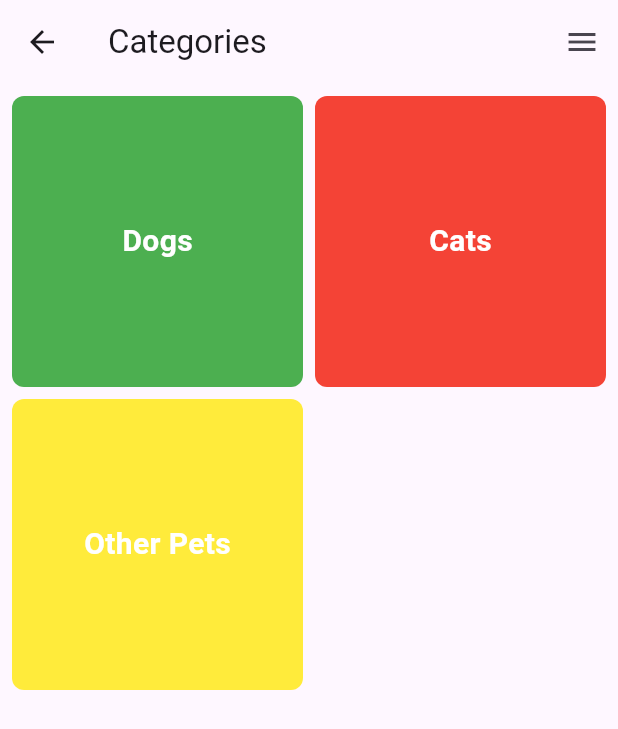
After one commit to UsmonovaZulfiya/Meraki_JSE, a Flutter app: the MainScreen screen opened by its route, on a phone screen of 412 x 824 dp. The commit adds this screen. Shown: the top 729 px of the screen. Run offline on Flutter 3.47's test engine with Material 3 defaults, Android fonts, the phone set to English and light mode, and no system bars; our stand-ins replace cloud_firestore, firebase_auth, firebase_core, font_awesome_flutter; accounts and stored records are empty.

Commit message:
added main_page.dart

```diff
--- a/lib/main.dart
+++ b/lib/main.dart
@@ -2,6 +2,7 @@ import 'dart:io';
 
 import 'package:firebase_core/firebase_core.dart';
 import 'package:flutter/material.dart';
+import 'package:untitled/pages/main_page.dart';
 import 'package:untitled/pages/registration_page.dart';
 import 'pages/welcome_page.dart';
 import 'pages/login_page.dart';
@@ -45,6 +46,7 @@ class MyApp extends StatelessWidget {
         '/adoption': (context) => AdoptionPage(),
         '/favorites': (context) => FavoritesPage(),
         '/recommendations': (context) => RecommendationsPage(),
+        '/main_screen': (context) => MainScreen(),
       },
     );
   }
--- /dev/null
+++ b/lib/pages/main_page.dart
@@ -0,0 +1,162 @@
+import 'package:flutter/material.dart';
+import 'slide_page.dart';
+void main() {
+  runApp(MyApp());
+}
+
+class MyApp extends StatelessWidget {
+  @override
+  Widget build(BuildContext context) {
+    return MaterialApp(
+      title: 'Pet Categories',
+      theme: ThemeData(
+        primarySwatch: Colors.blue,
+      ),
+      home: MainScreen(),
+    );
+  }
+}
+
+class MainScreen extends StatelessWidget {
+  final List<Category> categories = [
+    Category(name: 'Dogs', color: Colors.green),
+    Category(name: 'Cats', color: Colors.red),
+    Category(name: 'Other Pets', color: Colors.yellow),
+  ];
+
+  @override
+  Widget build(BuildContext context) {
+    return Scaffold(
+      appBar: AppBar(
+        leading: IconButton(
+          icon: Icon(Icons.arrow_back),
+          onPressed: () {
+            // Code to go back
+            Navigator.of(context).pop();
+          },
+        ),
+        title: Text('Categories'),
+        actions: [
+          IconButton(
+            icon: Icon(Icons.menu),
+            onPressed: () {
+              Navigator.push(
+                context,
+                MaterialPageRoute(builder: (context) => SlidePage()),
+              );
+              },
+          ),
+        ],
+      ),
+      body: GridView.builder(
+        padding: EdgeInsets.all(8),
+        gridDelegate: SliverGridDelegateWithFixedCrossAxisCount(
+          crossAxisCount: 2,
+          crossAxisSpacing: 8,
+          mainAxisSpacing: 8,
+          childAspectRatio: 1,
+        ),
+        itemCount: categories.length,
+        itemBuilder: (BuildContext context, int index) {
+          return CategoryItem(
+            category: categories[index],
+            onTap: () {
+              Navigator.push(
+                context,
+                MaterialPageRoute(
+                  builder: (context) => PetsListPage(category: categories[index].name),
+                ),
+              );
+            },
+          );
+        },
+      ),
+    );
+  }
+}
+
+class CategoryItem extends StatelessWidget {
+  final Category category;
+  final VoidCallback onTap;
+
+  const CategoryItem({
+    Key? key,
+    required this.category,
+    required this.onTap,
+  }) : super(key: key);
+
+  @override
+  Widget build(BuildContext context) {
+    return InkWell(
+      onTap: onTap,
+      child: Container(
+        decoration: BoxDecoration(
+          color: category.color,
+          borderRadius: BorderRadius.circular(8),
+        ),
+        child: Center(
+          child: Text(
+            category.name,
+            style: TextStyle(
+              color: Colors.white,
+              fontSize: 20,
+              fontWeight: FontWeight.bold,
+            ),
+          ),
+        ),
+      ),
+    );
+  }
+}
+
+class Category {
+  String name;
+  Color color;
+
+  Category({required this.name, required this.color});
+}
+
+class PetsListPage extends StatelessWidget {
+  final String category;
+
+  PetsListPage({Key? key, required this.category}) : super(key: key);
+
+  @override
+  Widget build(BuildContext context) {
+    // Here you would typically fetch the pets from a database or API
+    // For demonstration, we're using a static list
+    final List<Pet> pets = List.generate(
+      10,
+          (index) => Pet(name: 'Pet $index', breed: 'Breed $index', age: 'Age $index'),
+    );
+
+    return Scaffold(
+      appBar: AppBar(
+        title: Text ('$category list'),
+      ),
+
+      body: ListView.builder(
+        itemCount: pets.length,
+        itemBuilder: (BuildContext context, int index) {
+          return ListTile(
+            title: Text(pets[index].name),
+            subtitle: Text('${pets
+            [index].breed} | ${pets[index].age}'),
+            trailing: CircleAvatar(
+              backgroundColor: Colors.black,
+            ),
+          );
+        },
+
+      ),
+    );
+  }
+}
+
+class Pet {
+  String name;
+  String breed;
+  String age;
+
+  Pet({required this.name, required this.breed, required this.age});
+}
```
